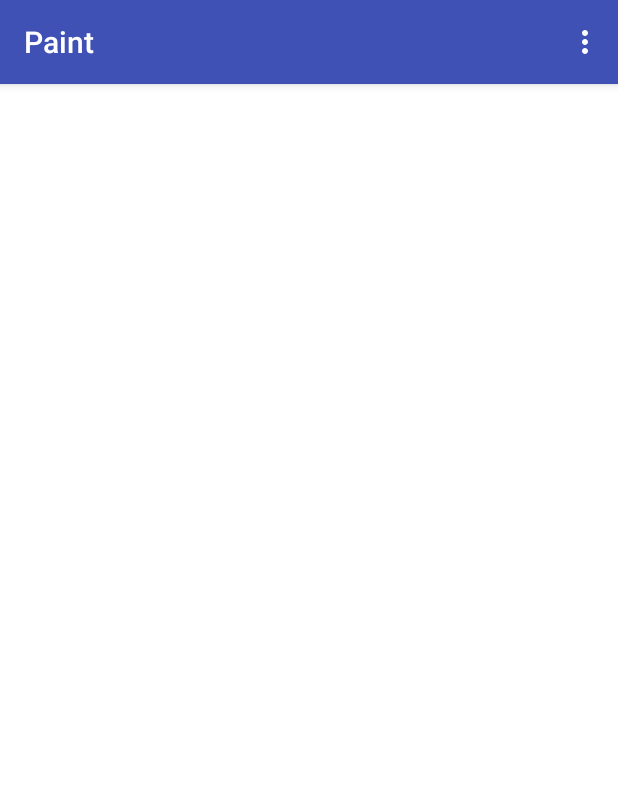
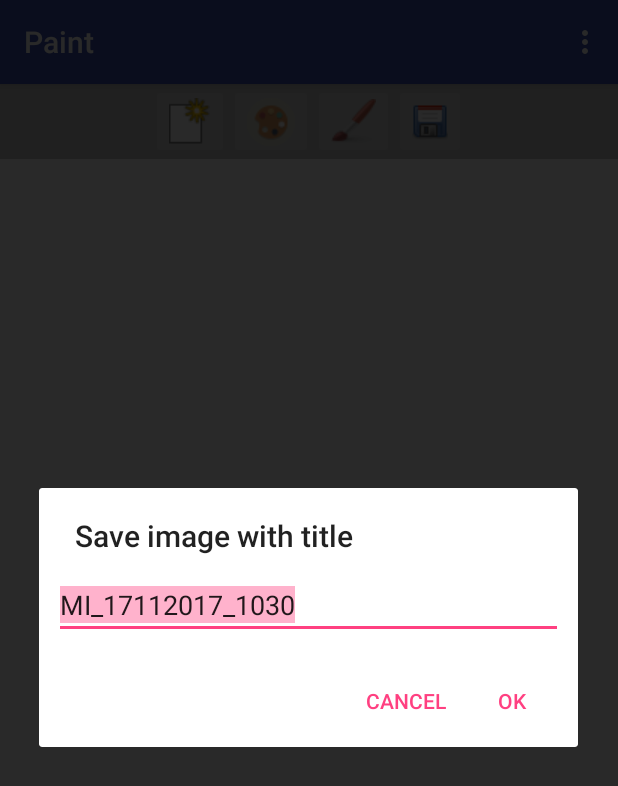
Before and after one commit to borleone/Paint-App, an Android app: the screen it shows after launch (MainActivity), in the options menu, after a tap on "Save Drawing", on a phone screen of 412 x 824 dp. Shown: the top 786 px of the screen. Run offline under Robolectric (Android 15) with nearby library versions, the phone set to English and light mode, and no system bars; libraries missing offline, so code that uses them is left out: com.flask.colorpicker.

Commit message:
Added save dialog

```diff
--- a/app/src/main/java/com/borleone/paint/MainActivity.java
+++ b/app/src/main/java/com/borleone/paint/MainActivity.java
@@ -12,6 +12,7 @@ import android.view.Menu;
 import android.view.MenuItem;
 import android.view.View;
 import android.widget.Button;
+import android.widget.ImageButton;
 import android.widget.SeekBar;
 import android.widget.TextView;
 import android.widget.Toast;
@@ -24,12 +25,45 @@ import com.flask.colorpicker.builder.ColorPickerDialogBuilder;
 public class MainActivity extends AppCompatActivity {
 
     private PaintActivity paintActivity;
+    private ImageButton clearBtn, colorBtn, brushBtn, saveBtn;
 
     @Override
     protected void onCreate(Bundle savedInstanceState) {
         super.onCreate(savedInstanceState);
         setContentView(R.layout.content_main);
         paintActivity = (PaintActivity) findViewById(R.id.paint);
+
+        clearBtn = (ImageButton) findViewById(R.id.clear_btn);
+        clearBtn.setOnClickListener(new View.OnClickListener() {
+            @Override
+            public void onClick(View v) {
+                paintActivity.clear();
+            }
+        });
+        colorBtn = (ImageButton) findViewById(R.id.color_btn);
+        colorBtn.setOnClickListener(new View.OnClickListener() {
+            @Override
+            public void onClick(View v) {
+                pickColor();
+            }
+        });
+        brushBtn = (ImageButton) findViewById(R.id.brush_btn);
+        brushBtn.setOnClickListener(new View.OnClickListener() {
+            @Override
+            public void onClick(View v) {
+                changeBrushSize();
+            }
+        });
+        saveBtn = (ImageButton) findViewById(R.id.save_btn);
+        saveBtn.setOnClickListener(new View.OnClickListener() {
+            @Override
+            public void onClick(View v) {
+                checkPermissionToWrite();
+                paintActivity.saveDrawing();
+            }
+        });
+
+
     }
 
     @Override
@@ -59,7 +93,7 @@ public class MainActivity extends AppCompatActivity {
         }
         if (id == R.id.action_size) {
             // Display dialog to select width of strokes
-            changeBrushWidth();
+            changeBrushSize();
             return true;
         }
         if (id == R.id.action_save) {
@@ -102,7 +136,7 @@ public class MainActivity extends AppCompatActivity {
 
     }
 
-    public void changeBrushWidth() {
+    public void changeBrushSize() {
         final Dialog brushSizeDialog = new Dialog(this);
         brushSizeDialog.setTitle("Select Brush Size:");
         brushSizeDialog.setContentView(R.layout.brush_size);
--- a/app/src/main/java/com/borleone/paint/PaintActivity.java
+++ b/app/src/main/java/com/borleone/paint/PaintActivity.java
@@ -1,6 +1,8 @@
 package com.borleone.paint;
 
+import android.app.AlertDialog;
 import android.content.Context;
+import android.content.DialogInterface;
 import android.graphics.Bitmap;
 import android.graphics.Canvas;
 import android.graphics.Color;
@@ -9,8 +11,11 @@ import android.graphics.Path;
 import android.os.Environment;
 import android.util.AttributeSet;
 import android.util.Log;
+import android.view.LayoutInflater;
 import android.view.MotionEvent;
 import android.view.View;
+import android.view.WindowManager;
+import android.widget.EditText;
 import android.widget.Toast;
 
 import java.io.File;
@@ -33,6 +38,8 @@ public class PaintActivity extends View {
     private Canvas mCanvas;
     private Path mPath;
     private Paint mBitmapPaint, mPaint;
+    String mImageName;
+    File mediaFile, mediaStorageDir;
 
     public PaintActivity(Context context, AttributeSet attrs) {
         super(context, attrs);
@@ -145,45 +152,77 @@ public class PaintActivity extends View {
     }
 
     public void saveDrawing() {
-        Bitmap image = getDrawingCache();
 
         File pictureFile = getOutputMediaFile();
-        Log.d(TAG, pictureFile.toString());
+        //Log.d(TAG, pictureFile.toString());
 
-        if (pictureFile == null) {
-            Log.d(TAG, "Error creating media file, check storage permissions: ");
-            return;
-        }
-        try {
-            FileOutputStream fos = new FileOutputStream(pictureFile);
-            image.compress(Bitmap.CompressFormat.PNG, 100, fos);
-            fos.close();
-        } catch (FileNotFoundException e) {
-            Log.d(TAG, "File not found: " + e.getMessage());
-        } catch (IOException e) {
-            Log.d(TAG, "Error accessing file: " + e.getMessage());
-        } catch (Exception e) {
-            Log.d(TAG, "Exception: " + e.getMessage());
-        }
-
-        Toast.makeText(getContext(), "Image saved successfully", Toast.LENGTH_LONG).show();
     }
 
     private File getOutputMediaFile() {
 
-        File mediaStorageDir = new File(Environment.getExternalStorageDirectory().getAbsolutePath(), "Paint");
+        mediaStorageDir = new File(Environment.getExternalStorageDirectory().getAbsolutePath(), "Paint");
 
         // Create the storage directory if it does not exist
         if (!mediaStorageDir.exists()) {
             //mediaStorageDir.mkdirs();
-            Log.d(TAG, mediaStorageDir.mkdirs() + " " + mediaStorageDir.toString());
+            Log.e(TAG, mediaStorageDir.mkdirs() + " " + mediaStorageDir.toString());
         }
         // Create a media file name
         String timeStamp = new SimpleDateFormat("ddMMyyyy_HHmm").format(new Date());
-        File mediaFile;
-        String mImageName = "MI_" + timeStamp + ".png";
-        mediaFile = new File(mediaStorageDir.getPath() + File.separator + mImageName);
-        Log.d(TAG, mImageName);
+        mImageName = "MI_" + timeStamp;
+
+        //Save dialog box
+        LayoutInflater li = LayoutInflater.from(getContext());
+        View dialogView = li.inflate(R.layout.save_dialog, null);
+        AlertDialog.Builder alertDialogBuilder = new AlertDialog.Builder(getContext());
+        alertDialogBuilder.setTitle("Save image with title");
+        // set save_dialog.xml to alertdialog builder
+        alertDialogBuilder.setView(dialogView);
+        final EditText userInput = (EditText) dialogView.findViewById(R.id.et_input);
+        userInput.setText(mImageName);
+        userInput.setSelectAllOnFocus(true);
+        // set dialog message
+        alertDialogBuilder
+                .setCancelable(false)
+                .setPositiveButton("OK", new DialogInterface.OnClickListener() {
+                    public void onClick(DialogInterface dialog, int id) {
+                        mImageName = userInput.getText().toString();
+                        mImageName += ".png";
+                        mediaFile = new File(mediaStorageDir.getPath() + File.separator + mImageName);
+                        Toast.makeText(getContext(), mImageName + " saved successfully", Toast.LENGTH_LONG).show();
+                        Log.e(TAG, mediaFile.toString());
+                        Bitmap image = getDrawingCache();
+
+                        if (mediaFile == null) {
+                            Log.e(TAG, "Error creating media file, check storage permissions: ");
+                            return;
+                        }
+                        try {
+                            FileOutputStream fos = new FileOutputStream(mediaFile);
+                            image.compress(Bitmap.CompressFormat.PNG, 100, fos);
+                            fos.close();
+                        } catch (FileNotFoundException e) {
+                            Log.d(TAG, "File not found: " + e.getMessage());
+                        } catch (IOException e) {
+                            Log.d(TAG, "Error accessing file: " + e.getMessage());
+                        } catch (Exception e) {
+                            Log.d(TAG, "Exception: " + e.getMessage());
+                        }
+
+                    }
+                })
+                .setNegativeButton("Cancel", new DialogInterface.OnClickListener() {
+                    public void onClick(DialogInterface dialog, int id) {
+                        dialog.cancel();
+                    }
+                });
+        // create alert dialog
+        AlertDialog alertDialog = alertDialogBuilder.create();
+        alertDialog.getWindow().setSoftInputMode(WindowManager.LayoutParams.SOFT_INPUT_STATE_VISIBLE);
+
+        // show it
+        alertDialog.show();
+
         return mediaFile;
     }
 
--- a/app/src/main/res/layout/content_main.xml
+++ b/app/src/main/res/layout/content_main.xml
@@ -1,15 +1,49 @@
 <?xml version="1.0" encoding="utf-8"?>
-<RelativeLayout xmlns:android="http://schemas.android.com/apk/res/android"
-    xmlns:app="http://schemas.android.com/apk/res-auto"
+<LinearLayout xmlns:android="http://schemas.android.com/apk/res/android"
     xmlns:tools="http://schemas.android.com/tools"
     android:layout_width="match_parent"
     android:layout_height="match_parent"
-    app:layout_behavior="@string/appbar_scrolling_view_behavior"
-    tools:context="com.borleone.paint.MainActivity"
-    tools:showIn="@layout/activity_main">
+    android:background="#FFCCCCCC"
+    android:orientation="vertical"
+    tools:context=".MainActivity">
+
+    <LinearLayout
+        android:layout_width="wrap_content"
+        android:layout_height="50dp"
+        android:layout_gravity="center"
+        android:orientation="horizontal">
+
+        <ImageButton
+            android:id="@+id/clear_btn"
+            android:layout_width="wrap_content"
+            android:layout_height="fill_parent"
+            android:contentDescription="@string/action_clear"
+            android:src="@drawable/clear_pic" />
+
+        <ImageButton
+            android:id="@+id/color_btn"
+            android:layout_width="wrap_content"
+            android:layout_height="fill_parent"
+            android:contentDescription="@string/action_color"
+            android:src="@drawable/color" />
+
+        <ImageButton
+            android:id="@+id/brush_btn"
+            android:layout_width="wrap_content"
+            android:layout_height="fill_parent"
+            android:contentDescription="@string/action_size"
+            android:src="@drawable/brush" />
+
+        <ImageButton
+            android:id="@+id/save_btn"
+            android:layout_width="wrap_content"
+            android:layout_height="fill_parent"
+            android:contentDescription="@string/action_save"
+            android:src="@drawable/save" />
+    </LinearLayout>
 
     <com.borleone.paint.PaintActivity
         android:id="@+id/paint"
         android:layout_width="match_parent"
         android:layout_height="match_parent" />
-</RelativeLayout>
+</LinearLayout>
--- /dev/null
+++ b/app/src/main/res/layout/save_dialog.xml
@@ -0,0 +1,16 @@
+<?xml version="1.0" encoding="utf-8"?>
+<LinearLayout xmlns:android="http://schemas.android.com/apk/res/android"
+    android:id="@+id/ll_dialog"
+    android:layout_width="fill_parent"
+    android:layout_height="fill_parent"
+    android:orientation="vertical"
+    android:padding="10dp">
+
+    <EditText
+        android:id="@+id/et_input"
+        android:layout_width="match_parent"
+        android:layout_height="wrap_content"
+        android:selectAllOnFocus="true">
+
+    </EditText>
+</LinearLayout>
```
Also changed, not shown: app/src/main/res/drawable/brush.png (added), app/src/main/res/drawable/clear_pic.png (added), app/src/main/res/drawable/color.png (added), app/src/main/res/drawable/save.png (added).
